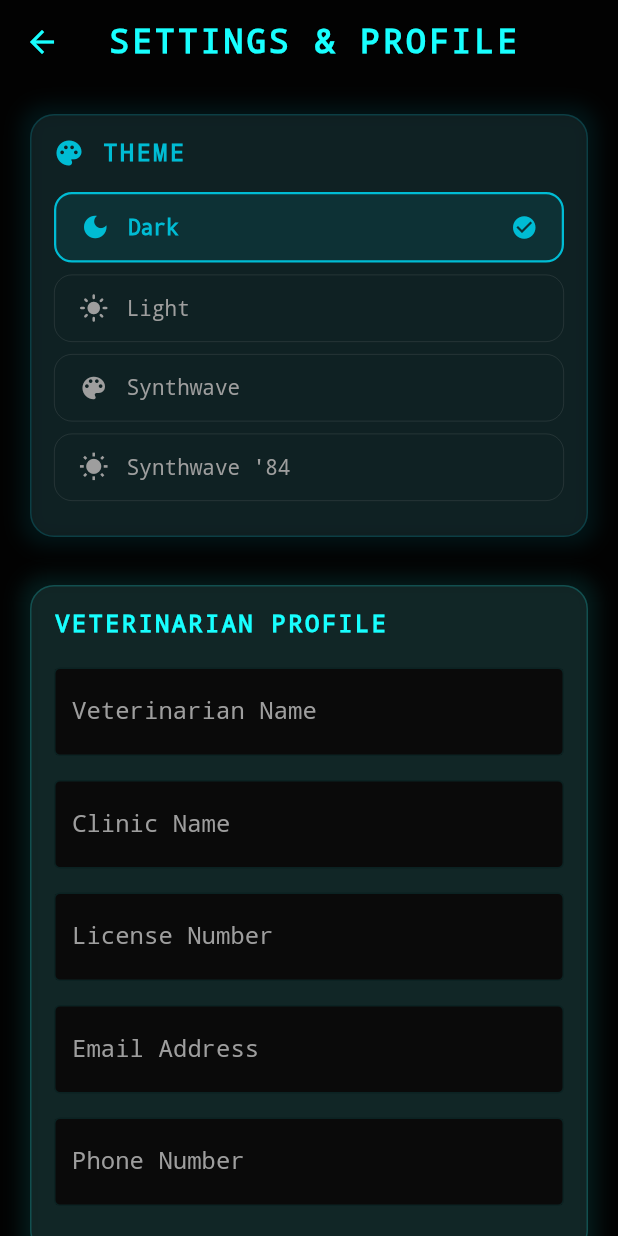
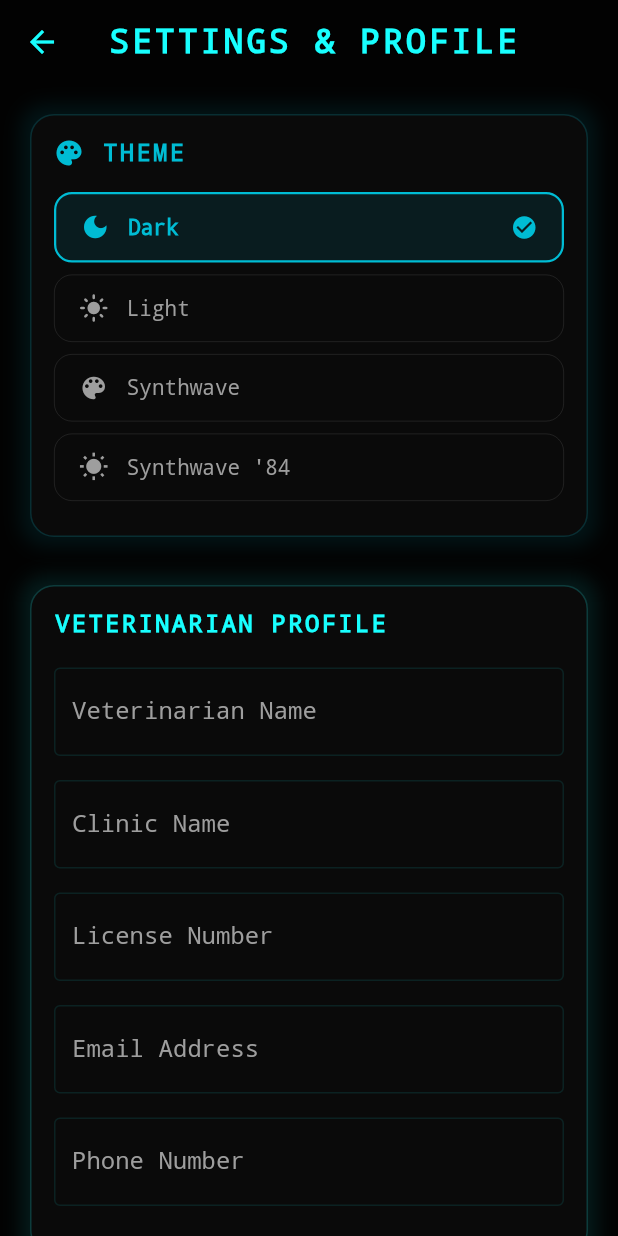
Before and after one commit to synthalorian/Open-Veterinarian, a Flutter app: the screen it shows after launch, after a tap on the "settings" icon, on a phone screen of 412 x 824 dp. Run offline on Flutter 3.47's test engine with Material 3 defaults, Android fonts, the phone set to English and light mode, and no system bars; our stand-ins replace chewie, file_picker, flutter_riverpod, flutter_tts, hive, hive_flutter and 7 more; accounts and stored records are empty; generated files the repository leaves out were written again.

Commit message:
Fix 5 theme/palette bugs + add missing anatomy SVG assets

```diff
--- a/flutter_app/lib/features/dashboard/main_dashboard.dart
+++ b/flutter_app/lib/features/dashboard/main_dashboard.dart
@@ -160,9 +160,9 @@ class _MainDashboardState extends ConsumerState<MainDashboard> {
                 begin: Alignment.topCenter,
                 end: Alignment.bottomCenter,
                 colors: [
-                  Theme.of(context).scaffoldBackgroundColor.withValues(alpha: 0.8),
+                  appColors.surface.withValues(alpha: 0.8),
                   Colors.transparent,
-                  Theme.of(context).scaffoldBackgroundColor.withValues(alpha: 0.8),
+                  appColors.surface.withValues(alpha: 0.8),
                 ],
               ),
             ),
@@ -339,7 +339,7 @@ class _MainDashboardState extends ConsumerState<MainDashboard> {
             child: Text('CANCEL', style: TextStyle(color: appColors.textDim)),
           ),
           ElevatedButton(
-            style: ElevatedButton.styleFrom(backgroundColor: appColors.accent, foregroundColor: Colors.black),
+            style: ElevatedButton.styleFrom(backgroundColor: appColors.accent, foregroundColor: Colors.white),
             onPressed: () {
               final profile = ref.read(profileNotifierProvider);
               ReportService.generateClientSummary(
@@ -375,8 +375,8 @@ class GlobalSearchDelegate extends SearchDelegate {
   @override
   ThemeData appBarTheme(BuildContext context) {
     return Theme.of(context).copyWith(
-      inputDecorationTheme: const InputDecorationTheme(
-        hintStyle: TextStyle(color: Colors.grey),
+      inputDecorationTheme: InputDecorationTheme(
+        hintStyle: TextStyle(color: appColors.textDim),
         border: InputBorder.none,
       ),
     );
--- a/flutter_app/lib/features/profile/settings_view.dart
+++ b/flutter_app/lib/features/profile/settings_view.dart
@@ -191,7 +191,7 @@ class SettingsView extends ConsumerWidget {
                   Expanded(
                     child: ElevatedButton(
                       onPressed: () => authNotifier.signIn(emailController.text, passwordController.text),
-                      style: ElevatedButton.styleFrom(backgroundColor: appColors.success, foregroundColor: Colors.black),
+                      style: ElevatedButton.styleFrom(backgroundColor: appColors.success, foregroundColor: Colors.white),
                       child: const Text('LOGIN'),
                     ),
                   ),
@@ -238,7 +238,7 @@ class SettingsView extends ConsumerWidget {
                           ScaffoldMessenger.of(context).showSnackBar(const SnackBar(content: Text('Profile synced to cloud.')));
                         }
                       },
-                      style: ElevatedButton.styleFrom(backgroundColor: appColors.success, foregroundColor: Colors.black),
+                      style: ElevatedButton.styleFrom(backgroundColor: appColors.success, foregroundColor: Colors.white),
                     ),
                   ),
                   const SizedBox(width: 12),
--- a/flutter_app/lib/features/ui/glow_card.dart
+++ b/flutter_app/lib/features/ui/glow_card.dart
@@ -27,7 +27,7 @@ class GlowCard extends StatelessWidget {
       ),
       child: Card(
         elevation: 0,
-        color: Colors.white.withValues(alpha: 0.05),
+        color: Theme.of(context).cardColor,
         shape: RoundedRectangleBorder(
           borderRadius: BorderRadius.circular(16),
           side: BorderSide(color: glowColor.withValues(alpha: 0.2), width: 1),
```
Also changed, not shown: flutter_app/assets/images/canine_skeleton.svg (added), flutter_app/assets/images/feline_anatomy.svg (added).
